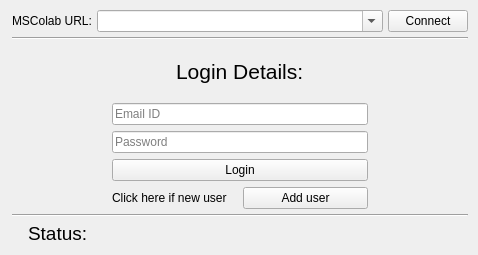
Open-MSS/MSS, file mslib/msui/ui/ui_mscolab_connect_dialog.ui: the form before one commit.
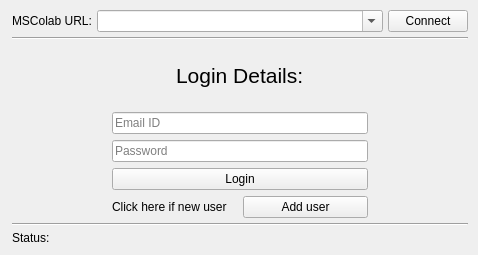
The form after the commit.

Diff of the .ui file:
```diff
--- a/mslib/msui/ui/ui_mscolab_connect_dialog.ui
+++ b/mslib/msui/ui/ui_mscolab_connect_dialog.ui
@@ -329,29 +329,12 @@
     </widget>
    </item>
    <item>
-    <layout class="QHBoxLayout" name="statusHL" stretch="0,1">
+    <layout class="QHBoxLayout" name="statusHL" stretch="1">
      <property name="topMargin">
       <number>0</number>
      </property>
-     <item>
-      <widget class="QLabel" name="statusIconLabel">
-       <property name="font">
-        <font>
-         <pointsize>14</pointsize>
-        </font>
-       </property>
-       <property name="text">
-        <string/>
-       </property>
-      </widget>
-     </item>
      <item>
       <widget class="QLabel" name="statusLabel">
-       <property name="font">
-        <font>
-         <pointsize>14</pointsize>
-        </font>
-       </property>
        <property name="styleSheet">
         <string notr="true"/>
        </property>
```
Left out of the diff: 9 changed lines with no effect on the pictures.
